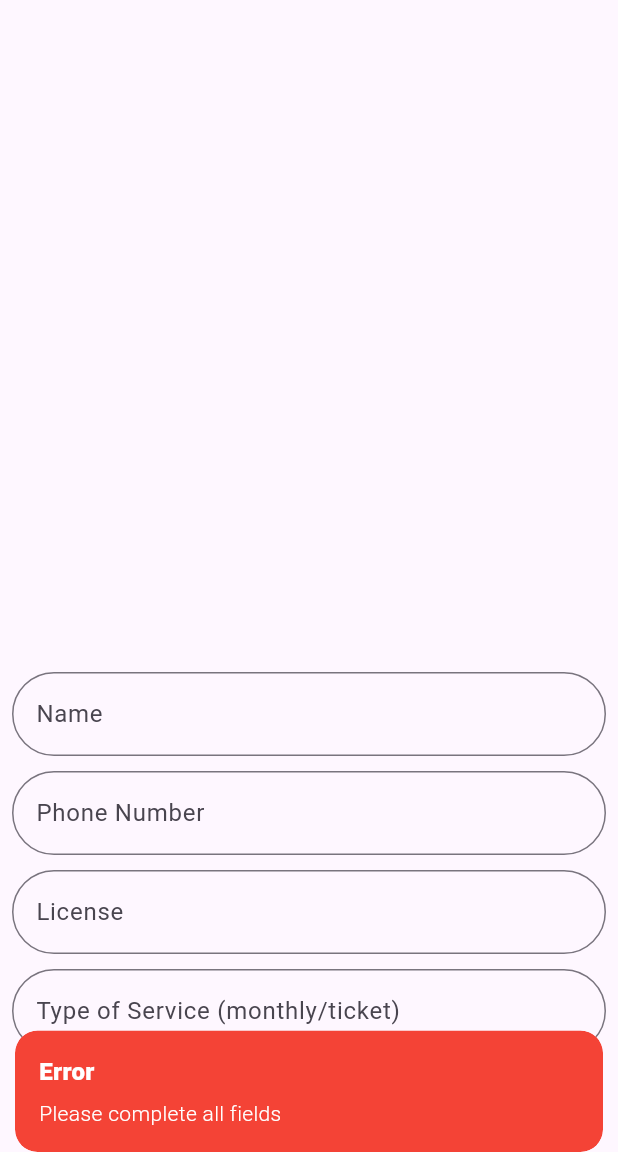
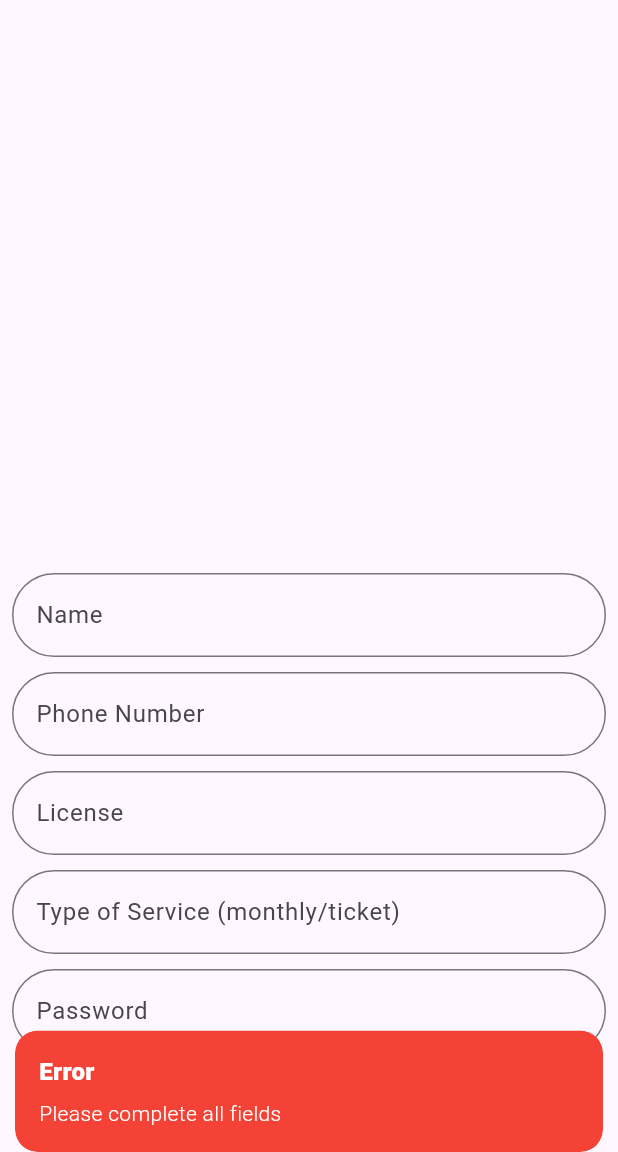
Before and after one commit to DiegoEspx/GymApp, a Flutter app: the HomeScreen screen opened directly, after a tap on "Add Customer", on a phone screen of 412 x 824 dp, the part 84-1236 px from its top. Run offline on Flutter 3.47's test engine with Material 3 defaults, Android fonts, the phone set to English and light mode, and no system bars; our stand-ins replace cloud_firestore, firebase_core, get, get_storage; accounts and stored records are empty.

Commit message:
ag pasword y id key licencia

```diff
--- a/lib/main.dart
+++ b/lib/main.dart
@@ -30,7 +30,7 @@ class MyApp extends StatelessWidget {
       theme: ThemeData(
         primarySwatch: Colors.deepPurple,
       ),
-      home: const LoginScreen(), // Mostramos la pantalla de login inicialmente
+      home: LoginScreen(), // Mostramos la pantalla de login inicialmente
     );
   }
 }
--- a/lib/models/person.dart
+++ b/lib/models/person.dart
@@ -1,13 +1,14 @@
 import 'package:get/get_rx/src/rx_types/rx_types.dart';
 
 class Person {
+  String id;  // Asumimos que el 'id' es ahora un campo obligatorio, pero será igual a 'license'
   String name;
   String nPhone;
   String license;
   String serviceKind;
   DateTime dateEntry;
   String password;
-  String role; // Nuevo atributo para el rol
+  String role; // Atributo para el rol
   RxString remainingTime = ''.obs; // Variable reactiva para tiempo restante
 
   Person({
@@ -18,11 +19,12 @@ class Person {
     required this.dateEntry,
     required this.password,
     this.role = 'client', // Valor predeterminado para rol
-  });
+  }) : id = license; // El ID es igual al valor de license
 
   // Constructor de Person a partir de JSON
   Person.fromJson(Map<String, dynamic> json)
-      : name = json['name'],
+      : id = json['license'],  // Asignamos 'license' como 'id'
+        name = json['name'],
         nPhone = json['nPhone'],
         license = json['license'],
         serviceKind = json['serviceKind'],
@@ -40,6 +42,7 @@ class Person {
       'dateEntry': dateEntry.toIso8601String(),
       'password': password,
       'role': role,
+      'id': id,  // De todas formas, aseguramos incluir el 'id' al convertir a JSON
     };
   }
 }
--- a/lib/screens/home_screen.dart
+++ b/lib/screens/home_screen.dart
@@ -15,6 +15,7 @@ class HomeScreen extends StatelessWidget {
   final TextEditingController phoneController = TextEditingController();
   final TextEditingController licenseController = TextEditingController();
   final TextEditingController serviceKindController = TextEditingController();
+  final TextEditingController passwordController = TextEditingController(); // Nuevo controlador para la contraseña
 
   @override
   Widget build(BuildContext context) {
@@ -46,10 +47,10 @@ class HomeScreen extends StatelessWidget {
                       offset: Offset(3, 3),
                     ),
                   ],
-                ), // Icono de pesa
+                ),
                 SizedBox(width: 10),
                 Text(
-                  "GymGuard", // Título principal
+                  "GymGuard",
                   style: TextStyle(
                     fontWeight: FontWeight.bold,
                     fontSize: 28,
@@ -68,7 +69,7 @@ class HomeScreen extends StatelessWidget {
             ),
             SizedBox(height: 0.5),
             Text(
-              "Client List", // Subtítulo
+              "Client List",
               style: TextStyle(
                 fontSize: 16,
                 letterSpacing: 1.2,
@@ -200,12 +201,23 @@ class HomeScreen extends StatelessWidget {
                             borderRadius: BorderRadius.circular(30))),
                   ),
                   const SizedBox(height: 10),
+                  TextField(
+                    controller: passwordController, // Campo de contraseña
+                    obscureText: true,
+                    decoration: InputDecoration(
+                      labelText: 'Password',
+                      border: OutlineInputBorder(
+                          borderRadius: BorderRadius.circular(30)),
+                    ),
+                  ),
+                  const SizedBox(height: 10),
                   ElevatedButton(
                     onPressed: () {
                       if (nameController.text.isNotEmpty &&
                           phoneController.text.isNotEmpty &&
                           licenseController.text.isNotEmpty &&
-                          serviceKindController.text.isNotEmpty) {
+                          serviceKindController.text.isNotEmpty &&
+                          passwordController.text.isNotEmpty) {
                         // Add the person
                         personController.addPerson(
                           Person(
@@ -214,7 +226,7 @@ class HomeScreen extends StatelessWidget {
                             license: licenseController.text,
                             serviceKind: serviceKindController.text,
                             dateEntry: DateTime.now(),
-                            password: '', // Current entry date
+                            password: passwordController.text, // Contraseña
                           ),
                         );
                         // Clear fields
@@ -222,6 +234,7 @@ class HomeScreen extends StatelessWidget {
                         phoneController.clear();
                         licenseController.clear();
                         serviceKindController.clear();
+                        passwordController.clear();
                       } else {
                         Get.snackbar(
                           'Error',
@@ -243,11 +256,8 @@ class HomeScreen extends StatelessWidget {
     );
   }
 
-  // Método para cerrar sesión
   void _logout() {
-    // Limpiar el rol almacenado en GetStorage
     GetStorage().erase();
-    // Redirigir al LoginScreen
-    Get.off(() => const LoginScreen());
+    Get.off(() => LoginScreen());
   }
 }
```
Also changed, not shown: lib/controllers/person_controllers.dart (+12 -22 lines), lib/screens/edit_person_screen.dart (+11 -12 lines), lib/screens/login_screen.dart (+68 -63 lines).
